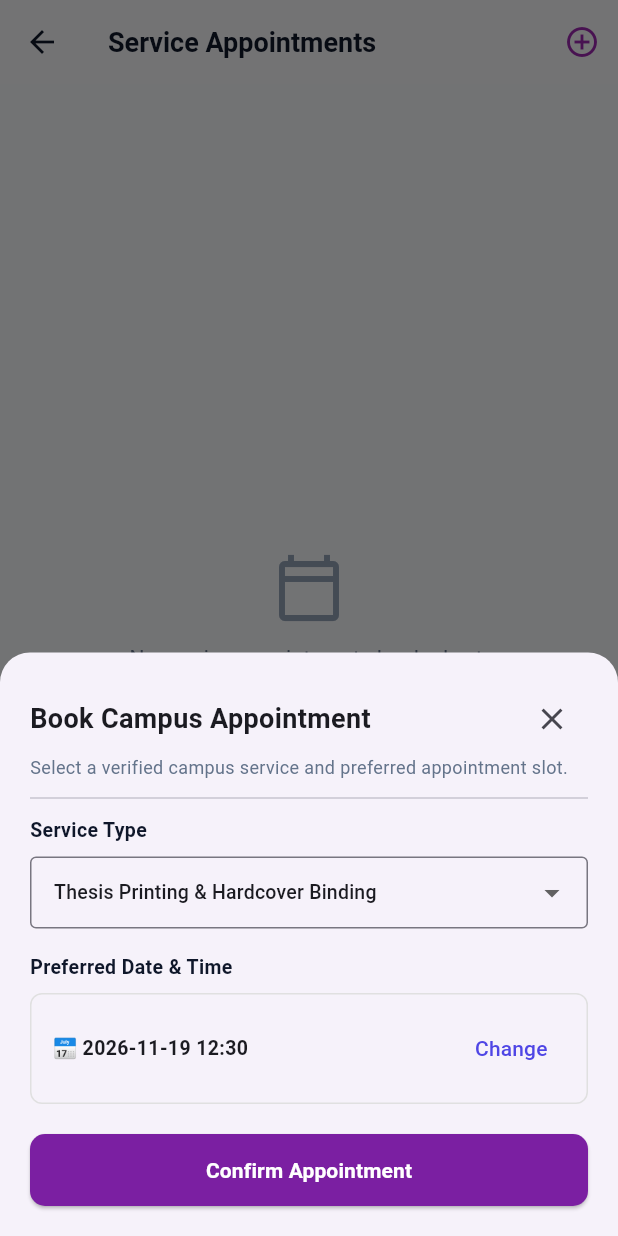
After one commit to athronos21/campusflow, a Flutter app: the BookingsScreen screen opened directly, after a tap on "Request New Appointment", on a phone screen of 412 x 824 dp. The commit adds this screen. Run offline on Flutter 3.47's test engine with Material 3 defaults, Android fonts, the phone set to English and light mode, and no system bars; our stand-ins replace dio, shared_preferences; accounts and stored records are empty; network calls fail.

Commit message:
feat(mobile): add Service Appointments & Bookings (Service 09) to Flutter mobile app

```diff
--- /dev/null
+++ b/apps/mobile/lib/models/booking.dart
@@ -0,0 +1,37 @@
+class Booking {
+  final String id;
+  final String businessId;
+  final String customerId;
+  final String serviceName;
+  final String startsAt;
+  final String? endsAt;
+  final String status;
+  final String createdAt;
+  final String? businessName;
+
+  Booking({
+    required this.id,
+    required this.businessId,
+    required this.customerId,
+    required this.serviceName,
+    required this.startsAt,
+    this.endsAt,
+    required this.status,
+    required this.createdAt,
+    this.businessName,
+  });
+
+  factory Booking.fromJson(Map<String, dynamic> json) {
+    return Booking(
+      id: json['id'],
+      businessId: json['businessId'] ?? '',
+      customerId: json['customerId'] ?? '',
+      serviceName: json['serviceName'] ?? 'Campus Service',
+      startsAt: json['startsAt'] ?? '',
+      endsAt: json['endsAt'],
+      status: json['status'] ?? 'pending',
+      createdAt: json['createdAt'] ?? '',
+      businessName: json['business'] != null ? json['business']['name'] : null,
+    );
+  }
+}
--- /dev/null
+++ b/apps/mobile/lib/screens/bookings/bookings_screen.dart
@@ -0,0 +1,294 @@
+import 'package:flutter/material.dart';
+import '../../core/constants/app_colors.dart';
+import '../../models/booking.dart';
+import '../../services/booking_service.dart';
+
+class BookingsScreen extends StatefulWidget {
+  const BookingsScreen({super.key});
+
+  @override
+  State<BookingsScreen> createState() => _BookingsScreenState();
+}
+
+class _BookingsScreenState extends State<BookingsScreen> {
+  final BookingService _bookingService = BookingService();
+  List<Booking> _bookings = [];
+  bool _isLoading = true;
+
+  final List<String> _availableServices = [
+    'Thesis Printing & Hardcover Binding',
+    'Laptop OS & Software Diagnostics',
+    'Campus Laundry & Ironing Drop-off',
+    'Barbershop Express Grooming',
+  ];
+
+  @override
+  void initState() {
+    super.initState();
+    _loadBookings();
+  }
+
+  Future<void> _loadBookings() async {
+    setState(() => _isLoading = true);
+    final results = await _bookingService.getMyBookings();
+    if (!mounted) return;
+    setState(() {
+      _bookings = results;
+      _isLoading = false;
+    });
+  }
+
+  void _showNewBookingDialog() {
+    String selectedService = _availableServices.first;
+    DateTime selectedDateTime = DateTime.now().add(const Duration(days: 1, hours: 2));
+    final messenger = ScaffoldMessenger.of(context);
+
+    showModalBottomSheet(
+      context: context,
+      isScrollControlled: true,
+      shape: const RoundedRectangleBorder(
+        borderRadius: BorderRadius.vertical(top: Radius.circular(20)),
+      ),
+      builder: (ctx) {
+        return StatefulBuilder(
+          builder: (context, setModalState) {
+            return Padding(
+              padding: EdgeInsets.only(
+                left: 20,
+                right: 20,
+                top: 20,
+                bottom: MediaQuery.of(ctx).viewInsets.bottom + 20,
+              ),
+              child: Column(
+                mainAxisSize: MainAxisSize.min,
+                crossAxisAlignment: CrossAxisAlignment.start,
+                children: [
+                  Row(
+                    mainAxisAlignment: MainAxisAlignment.spaceBetween,
+                    children: [
+                      const Text(
+                        'Book Campus Appointment',
+                        style: TextStyle(fontWeight: FontWeight.bold, fontSize: 18),
+                      ),
+                      IconButton(
+                        onPressed: () => Navigator.pop(ctx),
+                        icon: const Icon(Icons.close),
+                      ),
+                    ],
+                  ),
+                  const Text(
+                    'Select a verified campus service and preferred appointment slot.',
+                    style: TextStyle(fontSize: 12, color: AppColors.textSecondary),
+                  ),
+                  const Divider(height: 24),
+
+                  const Text(
+                    'Service Type',
+                    style: TextStyle(fontSize: 13, fontWeight: FontWeight.bold, color: AppColors.textPrimary),
+                  ),
+                  const SizedBox(height: 8),
+                  DropdownButtonFormField<String>(
+                    initialValue: selectedService,
+                    isExpanded: true,
+                    decoration: const InputDecoration(
+                      border: OutlineInputBorder(),
+                      contentPadding: EdgeInsets.symmetric(horizontal: 12, vertical: 10),
+                    ),
+                    items: _availableServices
+                        .map((s) => DropdownMenuItem(value: s, child: Text(s, style: const TextStyle(fontSize: 13))))
+                        .toList(),
+                    onChanged: (val) {
+                      if (val != null) setModalState(() => selectedService = val);
+                    },
+                  ),
+                  const SizedBox(height: 16),
+
+                  const Text(
+                    'Preferred Date & Time',
+                    style: TextStyle(fontSize: 13, fontWeight: FontWeight.bold, color: AppColors.textPrimary),
+                  ),
+                  const SizedBox(height: 8),
+                  Container(
+                    padding: const EdgeInsets.symmetric(horizontal: 14, vertical: 12),
+                    decoration: BoxDecoration(
+                      border: Border.all(color: Colors.grey.shade300),
+                      borderRadius: BorderRadius.circular(8),
+                    ),
+                    child: Row(
+                      mainAxisAlignment: MainAxisAlignment.spaceBetween,
+                      children: [
+                        Text(
+                          '📅 ${selectedDateTime.toLocal().toString().substring(0, 16)}',
+                          style: const TextStyle(fontSize: 13, fontWeight: FontWeight.w600),
+                        ),
+                        TextButton(
+                          onPressed: () async {
+                            final date = await showDatePicker(
+                              context: context,
+                              initialDate: selectedDateTime,
+                              firstDate: DateTime.now(),
+                              lastDate: DateTime.now().add(const Duration(days: 30)),
+                            );
+                            if (date != null && context.mounted) {
+                              final time = await showTimePicker(
+                                context: context,
+                                initialTime: TimeOfDay.fromDateTime(selectedDateTime),
+                              );
+                              if (time != null) {
+                                setModalState(() {
+                                  selectedDateTime = DateTime(
+                                    date.year,
+                                    date.month,
+                                    date.day,
+                                    time.hour,
+                                    time.minute,
+                                  );
+                                });
+                              }
+                            }
+                          },
+                          child: const Text('Change'),
+                        ),
+                      ],
+                    ),
+                  ),
+                  const SizedBox(height: 20),
+
+                  SizedBox(
+                    width: double.infinity,
+                    child: ElevatedButton(
+                      onPressed: () async {
+                        try {
+                          await _bookingService.createBooking(
+                            businessId: '0bf3972e-20a4-4b29-b190-e67fb185118f',
+                            serviceName: selectedService,
+                            startsAt: selectedDateTime.toIso8601String(),
+                          );
+                          if (ctx.mounted) Navigator.pop(ctx);
+                          messenger.showSnackBar(
+                            const SnackBar(content: Text('Appointment requested successfully!')),
+                          );
+                          _loadBookings();
+                        } catch (e) {
+                          messenger.showSnackBar(
+                            SnackBar(content: Text('Failed to book: $e')),
+                          );
+                        }
+                      },
+                      style: ElevatedButton.styleFrom(
+                        backgroundColor: Colors.purple.shade700,
+                        padding: const EdgeInsets.symmetric(vertical: 14),
+                        shape: RoundedRectangleBorder(borderRadius: BorderRadius.circular(10)),
+                      ),
+                      child: const Text('Confirm Appointment', style: TextStyle(color: Colors.white, fontWeight: FontWeight.bold)),
+                    ),
+                  ),
+                ],
+              ),
+            );
+          },
+        );
+      },
+    );
+  }
+
+  @override
+  Widget build(BuildContext context) {
+    return Scaffold(
+      backgroundColor: AppColors.background,
+      appBar: AppBar(
+        title: const Text('Service Appointments', style: TextStyle(fontWeight: FontWeight.bold, fontSize: 18)),
+        backgroundColor: Colors.white,
+        foregroundColor: AppColors.textPrimary,
+        elevation: 0.5,
+        actions: [
+          IconButton(
+            icon: const Icon(Icons.add_circle_outline, color: Colors.purple),
+            onPressed: _showNewBookingDialog,
+          ),
+        ],
+      ),
+      body: _isLoading
+          ? const Center(child: CircularProgressIndicator(color: AppColors.primary))
+          : RefreshIndicator(
+              onRefresh: _loadBookings,
+              child: _bookings.isEmpty
+                  ? Center(
+                      child: Column(
+                        mainAxisAlignment: MainAxisAlignment.center,
+                        children: [
+                          const Icon(Icons.calendar_today_outlined, size: 48, color: AppColors.textMuted),
+                          const SizedBox(height: 12),
+                          const Text('No service appointments booked yet.', style: TextStyle(color: AppColors.textSecondary)),
+                          const SizedBox(height: 16),
+                          ElevatedButton(
+                            onPressed: _showNewBookingDialog,
+                            style: ElevatedButton.styleFrom(backgroundColor: Colors.purple.shade700),
+                            child: const Text('Request New Appointment', style: TextStyle(color: Colors.white, fontWeight: FontWeight.bold)),
+                          ),
+                        ],
+                      ),
+                    )
+                  : ListView.builder(
+                      padding: const EdgeInsets.all(16),
+                      itemCount: _bookings.length,
+                      itemBuilder: (context, index) {
+                        final b = _bookings[index];
+                        return Card(
+                          margin: const EdgeInsets.only(bottom: 12),
+                          elevation: 0,
+                          shape: RoundedRectangleBorder(
+                            borderRadius: BorderRadius.circular(14),
+                            side: const BorderSide(color: AppColors.border),
+                          ),
+                          child: Padding(
+                            padding: const EdgeInsets.all(16),
+                            child: Column(
+                              crossAxisAlignment: CrossAxisAlignment.start,
+                              children: [
+                                Row(
+                                  mainAxisAlignment: MainAxisAlignment.spaceBetween,
+                                  children: [
+                                    Expanded(
+                                      child: Text(
+                                        b.serviceName,
+                                        style: const TextStyle(fontWeight: FontWeight.bold, fontSize: 15),
+                                      ),
+                                    ),
+                                    Container(
+                                      padding: const EdgeInsets.symmetric(horizontal: 8, vertical: 3),
+                                      decoration: BoxDecoration(
+                                        color: Colors.purple.shade50,
+                                        borderRadius: BorderRadius.circular(6),
+                                      ),
+                                      child: Text(
+                                        b.status.toUpperCase(),
+                                        style: TextStyle(
+                                          fontSize: 10,
+                                          fontWeight: FontWeight.bold,
+                                          color: Colors.purple.shade800,
+                                        ),
+                                      ),
+                                    ),
+                                  ],
+                                ),
+                                const SizedBox(height: 6),
+                                Text(
+                                  '🏛️ ${b.businessName ?? 'Campus Partner Shop'}',
+                                  style: const TextStyle(fontSize: 12, color: AppColors.textSecondary),
+                                ),
+                                const SizedBox(height: 4),
+                                Text(
+                                  '⏰ Slot: ${b.startsAt}',
+                                  style: const TextStyle(fontSize: 12, color: AppColors.textSecondary),
+                                ),
+                              ],
+                            ),
+                          ),
+                        );
+                      },
+                    ),
+            ),
+    );
+  }
+}
--- /dev/null
+++ b/apps/mobile/lib/services/booking_service.dart
@@ -0,0 +1,35 @@
+import '../core/api/api_client.dart';
+import '../core/api/api_endpoints.dart';
+import '../models/booking.dart';
+
+class BookingService {
+  final ApiClient _apiClient = ApiClient();
+
+  Future<List<Booking>> getMyBookings() async {
+    try {
+      final response = await _apiClient.get(ApiEndpoints.myBookings);
+      final List<dynamic> data = response.data is List ? response.data : [];
+      return data.map((item) => Booking.fromJson(item)).toList();
+    } catch (e) {
+      print('Fetch my bookings error: $e');
+      return [];
+    }
+  }
+
+  Future<Booking> createBooking({
+    required String businessId,
+    required String serviceName,
+    required String startsAt,
+  }) async {
+    final response = await _apiClient.post(
+      ApiEndpoints.bookings,
+      data: {
+        'businessId': businessId,
+        'serviceName': serviceName,
+        'startsAt': startsAt,
+      },
+    );
+
+    return Booking.fromJson(response.data);
+  }
+}
```
Also changed, not shown: apps/mobile/lib/screens/explore/explore_screen.dart (+17 -2 lines).
